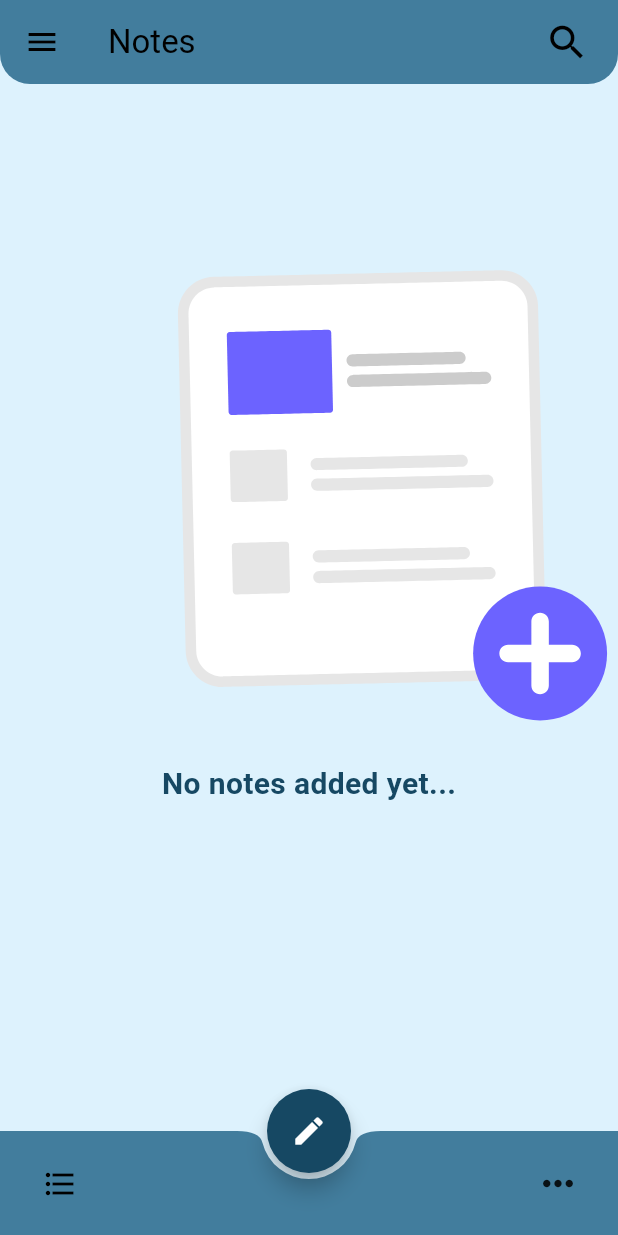
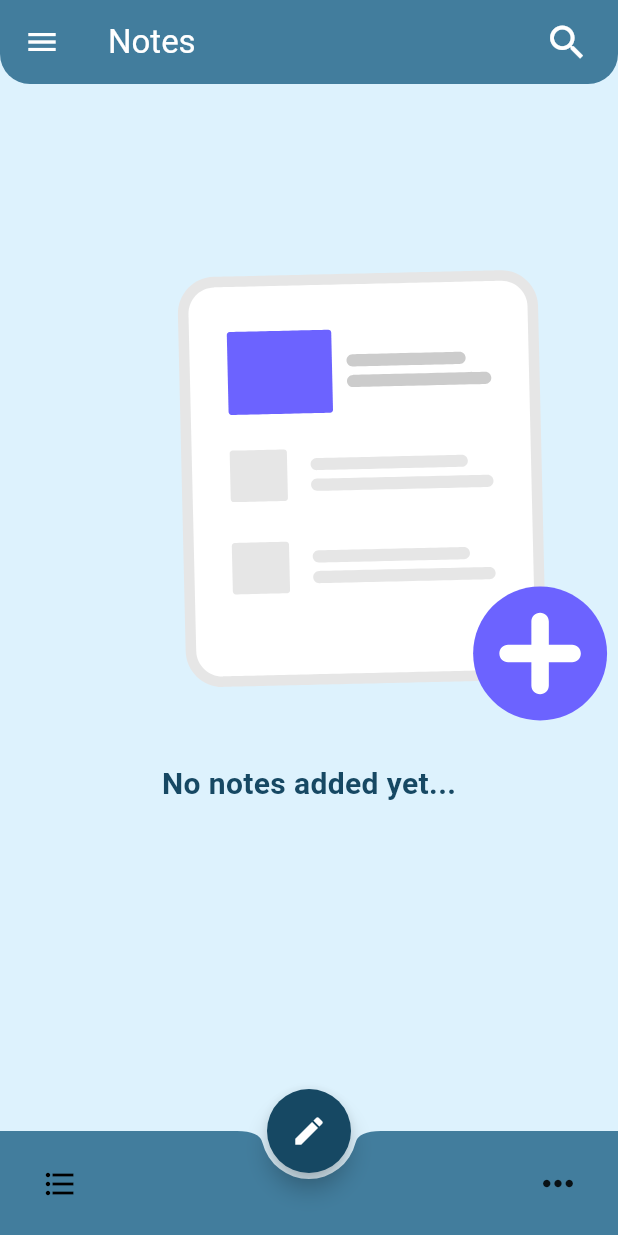
Before and after one commit to H11TM4N/notes_app, a Flutter app: the screen it shows after launch, on a phone screen of 412 x 824 dp. Run offline on Flutter 3.47's test engine with Material 3 defaults, Android fonts, the phone set to English and light mode, and no system bars; our stand-ins replace equatable, flutter_bloc, flutter_slidable, lottie, shared_preferences.

Commit message:
Update readme

```diff
--- a/lib/presentation/features/main_notes/views/app_bar.dart
+++ b/lib/presentation/features/main_notes/views/app_bar.dart
@@ -45,7 +45,15 @@ class _KappBarState extends State<KappBar> {
         } else {
           return AppBar(
             backgroundColor: theme.secondary,
-            title: const Text('Notes'),
+            leading: DrawerButton(
+              onPressed: () => Scaffold.of(context).openDrawer(),
+              style: const ButtonStyle(
+                  iconColor: MaterialStatePropertyAll(Colors.white)),
+            ),
+            title: const Text(
+              'Notes',
+              style: TextStyle(color: Colors.white),
+            ),
             shape: const RoundedRectangleBorder(
                 borderRadius: BorderRadius.only(
                     bottomLeft: Radius.circular(20),
@@ -53,7 +61,11 @@ class _KappBarState extends State<KappBar> {
             actions: [
               IconButton(
                 onPressed: () {},
-                icon: const Icon(Icons.search, size: 30),
+                icon: const Icon(
+                  Icons.search,
+                  size: 30,
+                  color: Colors.white,
+                ),
               ),
               const SizedBox(width: 10),
             ],
--- a/lib/presentation/features/todos/pages/todo_page.dart
+++ b/lib/presentation/features/todos/pages/todo_page.dart
@@ -36,9 +36,9 @@ class _TodoPageState extends State<TodoPage> {
         title: const Row(
           mainAxisSize: MainAxisSize.min,
           children: [
-            Icon(Icons.task_alt),
+            Icon(Icons.task_alt, color: Colors.white),
             SizedBox(width: 4),
-            Text('Todos'),
+            Text('Todos', style: TextStyle(color: Colors.white)),
           ],
         ),
       ),
```
Also changed, not shown: lib/presentation/features/main_notes/pages/home_page.dart (line endings or trailing spaces), 3 other files.
